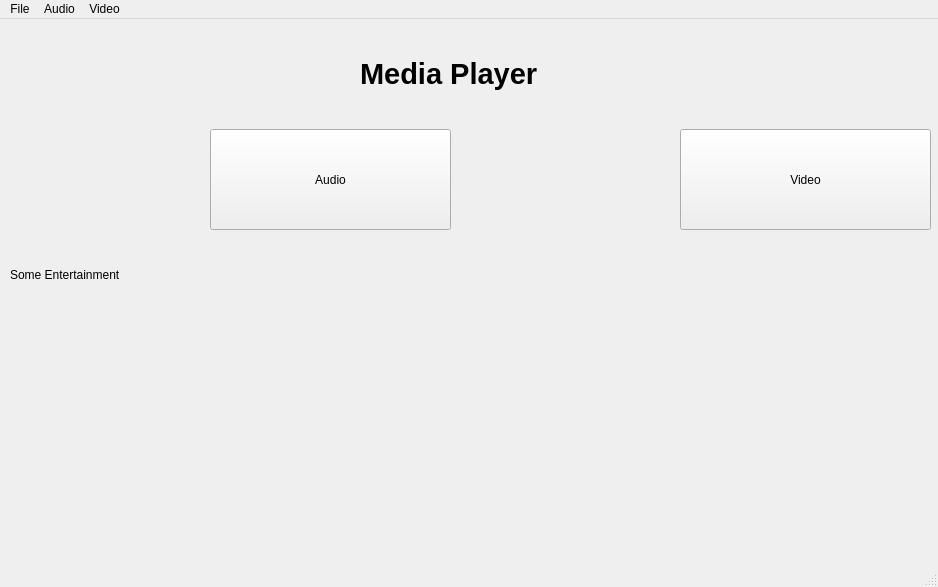
Qt form Application/media_player/mainwindow.ui (nnwijesuriya/SE-Y03-C-Plus-And-Cross-Platform-Development) before a commit.
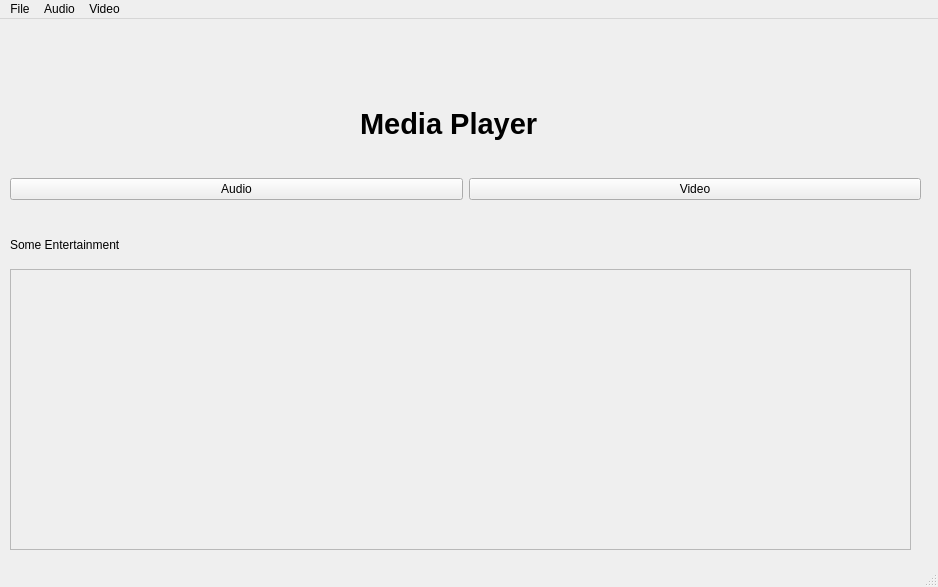
The same form after that commit. Icons and pictures are not drawn.

The edit to the form file:
```diff
--- a/Application/media_player/mainwindow.ui
+++ b/Application/media_player/mainwindow.ui
@@ -18,7 +18,7 @@
     <property name="geometry">
      <rect>
       <x>360</x>
-      <y>10</y>
+      <y>60</y>
       <width>261</width>
       <height>91</height>
      </rect>
@@ -45,7 +45,7 @@
     <property name="geometry">
      <rect>
       <x>10</x>
-      <y>240</y>
+      <y>210</y>
       <width>251</width>
       <height>31</height>
      </rect>
@@ -57,69 +57,60 @@
      <string>Some Entertainment</string>
     </property>
    </widget>
-   <widget class="QLabel" name="label_5">
+   <widget class="QWidget" name="horizontalLayoutWidget">
     <property name="geometry">
      <rect>
       <x>10</x>
-      <y>110</y>
-      <width>191</width>
-      <height>101</height>
+      <y>140</y>
+      <width>911</width>
+      <height>61</height>
      </rect>
     </property>
-    <property name="text">
-     <string/>
-    </property>
-    <property name="pixmap">
-     <pixmap resource="images.qrc">:/img/images/audio.png</pixmap>
-    </property>
+    <layout class="QHBoxLayout" name="horizontalLayout">
+     <item>
+      <widget class="QPushButton" name="audio">
+       <property name="styleSheet">
+        <string notr="true">font: 75 16pt &quot;Arial&quot;;</string>
+       </property>
+       <property name="text">
+        <string>Audio</string>
+       </property>
+      </widget>
+     </item>
+     <item>
+      <widget class="QPushButton" name="video">
+       <property name="styleSheet">
+        <string notr="true">font: 16pt &quot;Arial&quot;;</string>
+       </property>
+       <property name="text">
+        <string>Video</string>
+       </property>
+      </widget>
+     </item>
+    </layout>
    </widget>
-   <widget class="QPushButton" name="audio">
+   <widget class="QScrollArea" name="scrollArea">
     <property name="geometry">
      <rect>
-      <x>210</x>
-      <y>110</y>
-      <width>241</width>
-      <height>101</height>
+      <x>10</x>
+      <y>250</y>
+      <width>901</width>
+      <height>281</height>
      </rect>
     </property>
-    <property name="styleSheet">
-     <string notr="true">font: 75 16pt &quot;Arial&quot;;</string>
+    <property name="widgetResizable">
+     <bool>true</bool>
     </property>
-    <property name="text">
-     <string>Audio</string>
-    </property>
-   </widget>
-   <widget class="QLabel" name="label_4">
-    <property name="geometry">
-     <rect>
-      <x>490</x>
-      <y>110</y>
-      <width>181</width>
-      <height>101</height>
-     </rect>
-    </property>
-    <property name="text">
-     <string/>
-    </property>
-    <property name="pixmap">
-     <pixmap resource="images.qrc">:/img/images/video.png</pixmap>
-    </property>
-   </widget>
-   <widget class="QPushButton" name="video">
-    <property name="geometry">
-     <rect>
-      <x>680</x>
-      <y>110</y>
-      <width>251</width>
-      <height>101</height>
-     </rect>
-    </property>
-    <property name="styleSheet">
-     <string notr="true">font: 16pt &quot;Arial&quot;;</string>
-    </property>
-    <property name="text">
-     <string>Video</string>
-    </property>
+    <widget class="QWidget" name="scrollAreaWidgetContents">
+     <property name="geometry">
+      <rect>
+       <x>0</x>
+       <y>0</y>
+       <width>899</width>
+       <height>279</height>
+      </rect>
+     </property>
+    </widget>
    </widget>
   </widget>
   <widget class="QMenuBar" name="menubar">
```
